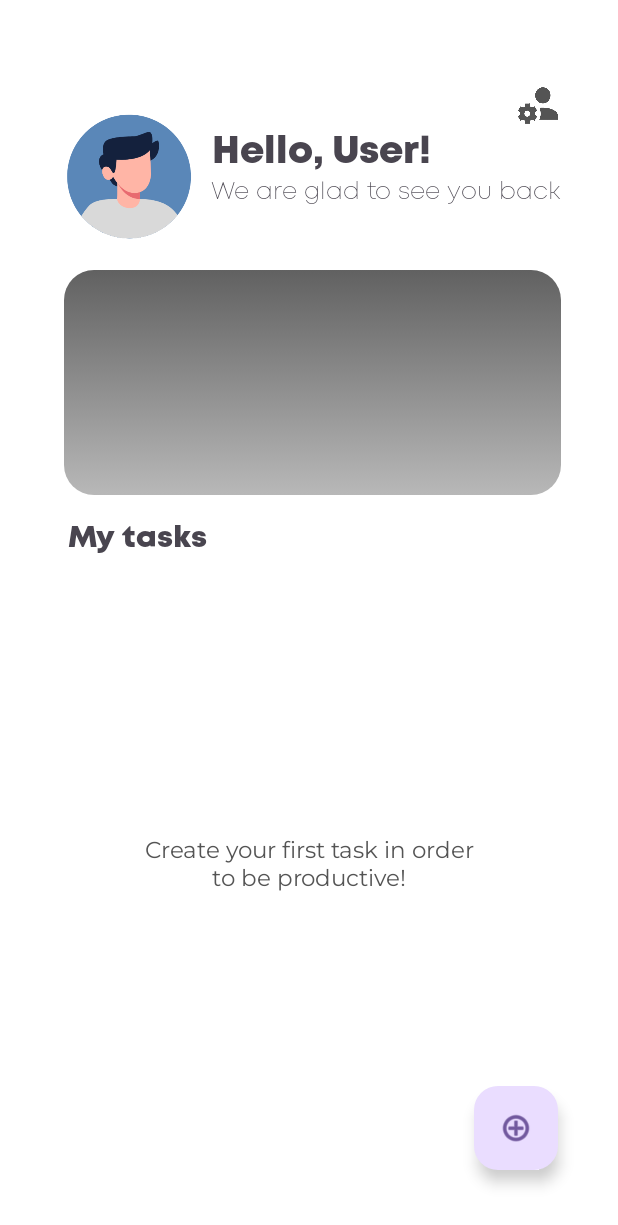
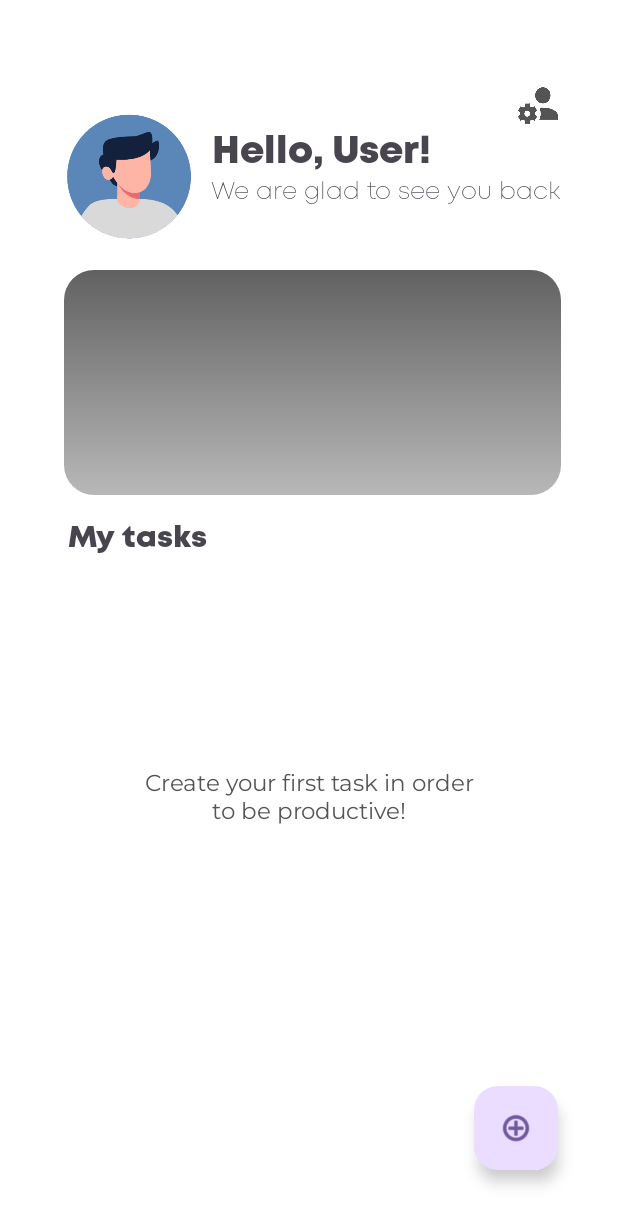
Before and after one commit to jorgeizaguirree/Android_app, an Android app: the layout activity_home_screen.xml on its own in the app's theme, with its tools: preview values and no code run, on a phone screen of 412 x 824 dp. Shown: the top 1225 px of the screen. Run offline under Robolectric (Android 15) with nearby library versions, the phone set to English and light mode, and no system bars; network calls fail.

Commit message:
texto noQuote

```diff
--- a/app/src/main/res/layout/activity_home_screen.xml
+++ b/app/src/main/res/layout/activity_home_screen.xml
@@ -132,6 +132,7 @@
 
     <TextView
         android:id="@+id/homeScreen_txt_noQuote"
+        android:layout_marginBottom="90dp"
         android:layout_width="222dp"
         android:layout_height="42dp"
         android:fontFamily="@font/montserrat_regular"
```
